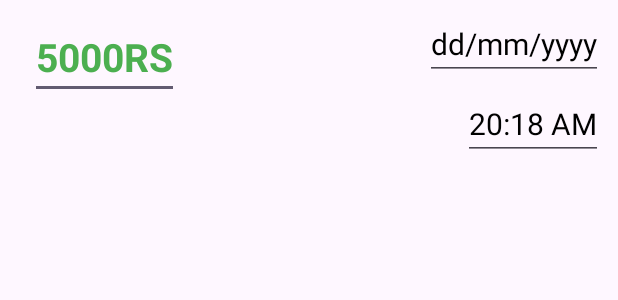
After one commit to rahulmukati67/NGO-CONNECT-APP, an Android app: the layout donation_list_view.xml on its own in the app's theme, with its tools: preview values and no code run, on a phone screen of 412 x 824 dp. The commit adds this screen. Shown: the top 300 px of the screen. Run offline under Robolectric (Android 15) with nearby library versions, the light colour scheme and no system bars.

Commit message:
Donation Activity

```diff
--- a/app/src/main/AndroidManifest.xml
+++ b/app/src/main/AndroidManifest.xml
@@ -70,6 +70,9 @@
         <activity
             android:name=".MainActivity"
             android:exported="true" />
+        <activity
+            android:name=".DonationList"
+            android:exported="false" />
 
         <meta-data
             android:name="preloaded_fonts"
--- /dev/null
+++ b/app/src/main/res/layout/donation_list_view.xml
@@ -0,0 +1,60 @@
+<?xml version="1.0" encoding="utf-8"?>
+<androidx.constraintlayout.widget.ConstraintLayout xmlns:android="http://schemas.android.com/apk/res/android"
+    xmlns:app="http://schemas.android.com/apk/res-auto"
+    android:layout_width="match_parent"
+    android:layout_height="wrap_content">
+
+    <LinearLayout
+        android:layout_width="match_parent"
+        android:layout_height="wrap_content"
+        app:layout_constraintBottom_toBottomOf="parent"
+        app:layout_constraintEnd_toEndOf="parent"
+        app:layout_constraintStart_toStartOf="parent"
+        app:layout_constraintTop_toTopOf="parent">
+
+
+        <EditText
+            android:id="@+id/d_amount"
+            android:layout_width="wrap_content"
+            android:layout_height="wrap_content"
+            android:text="5000RS"
+            android:textColor="#4CAF50"
+            android:textStyle="bold"
+            android:layout_marginLeft="20dp"
+            android:layout_marginTop="10dp"
+            android:textSize="26dp" />
+
+        <LinearLayout
+            android:layout_width="match_parent"
+            android:layout_height="wrap_content"
+            android:layout_marginLeft="20dp"
+            android:gravity="right"
+            android:layout_marginRight="10dp"
+            android:orientation="vertical">
+
+            <EditText
+                android:id="@+id/d_date"
+                android:layout_width="wrap_content"
+                android:layout_height="wrap_content"
+                android:layout_marginLeft="30dp"
+                android:layout_marginTop="5dp"
+                android:text="@string/date_format"
+                android:textAlignment="center"
+                android:textSize="20dp">
+
+            </EditText>
+
+            <EditText
+                android:id="@+id/d_Time"
+                android:layout_width="wrap_content"
+                android:layout_height="wrap_content"
+                android:layout_marginLeft="30dp"
+                android:layout_marginTop="5dp"
+                android:text="20:18 AM"
+                android:textSize="20dp">
+
+            </EditText>
+        </LinearLayout>
+    </LinearLayout>
+
+</androidx.constraintlayout.widget.ConstraintLayout>
```
Also changed, not shown: app/src/main/java/com/project/ngoconnectapp/DonationAdapter.kt (added, +40 -0 lines), app/src/main/java/com/project/ngoconnectapp/DonationList.kt (added, +51 -0 lines), app/src/main/java/com/project/ngoconnectapp/Donation_Data.kt (added, +13 -0 lines), app/src/main/java/com/project/ngoconnectapp/MyDonationsActivity.kt (+66 -16 lines), app/src/main/res/layout/activity_donation_list.xml (added, +19 -0 lines), app/src/main/res/layout/activity_my_donations.xml (+13 -0 lines).
